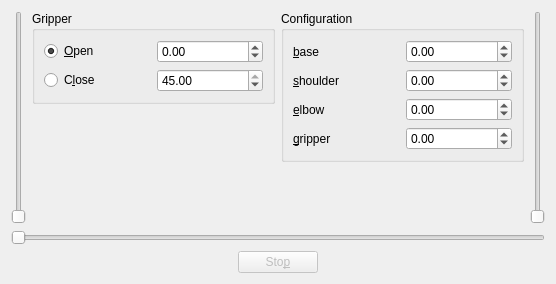
wedesoft/arduino-mearm, file mearmwidget.ui: the form before one commit.
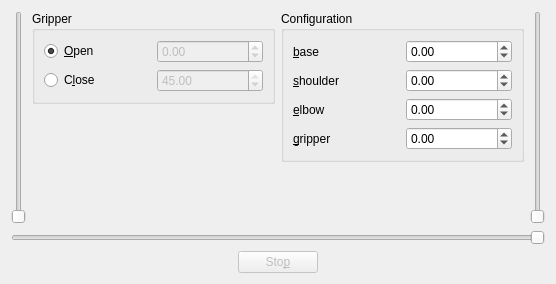
The form after the commit.

Diff of the .ui file:
```diff
--- a/mearmwidget.ui
+++ b/mearmwidget.ui
@@ -52,6 +52,9 @@
           </item>
           <item row="0" column="1">
            <widget class="QDoubleSpinBox" name="gripperOpenSpin">
+            <property name="enabled">
+             <bool>false</bool>
+            </property>
             <property name="minimum">
              <double>-45.000000000000000</double>
             </property>
@@ -69,6 +72,9 @@
           </item>
           <item row="1" column="1">
            <widget class="QDoubleSpinBox" name="gripperCloseSpin">
+            <property name="enabled">
+             <bool>false</bool>
+            </property>
             <property name="minimum">
              <double>-45.000000000000000</double>
             </property>
@@ -236,6 +242,9 @@
      <property name="orientation">
       <enum>Qt::Horizontal</enum>
      </property>
+     <property name="invertedAppearance">
+      <bool>true</bool>
+     </property>
     </widget>
    </item>
    <item>
```
